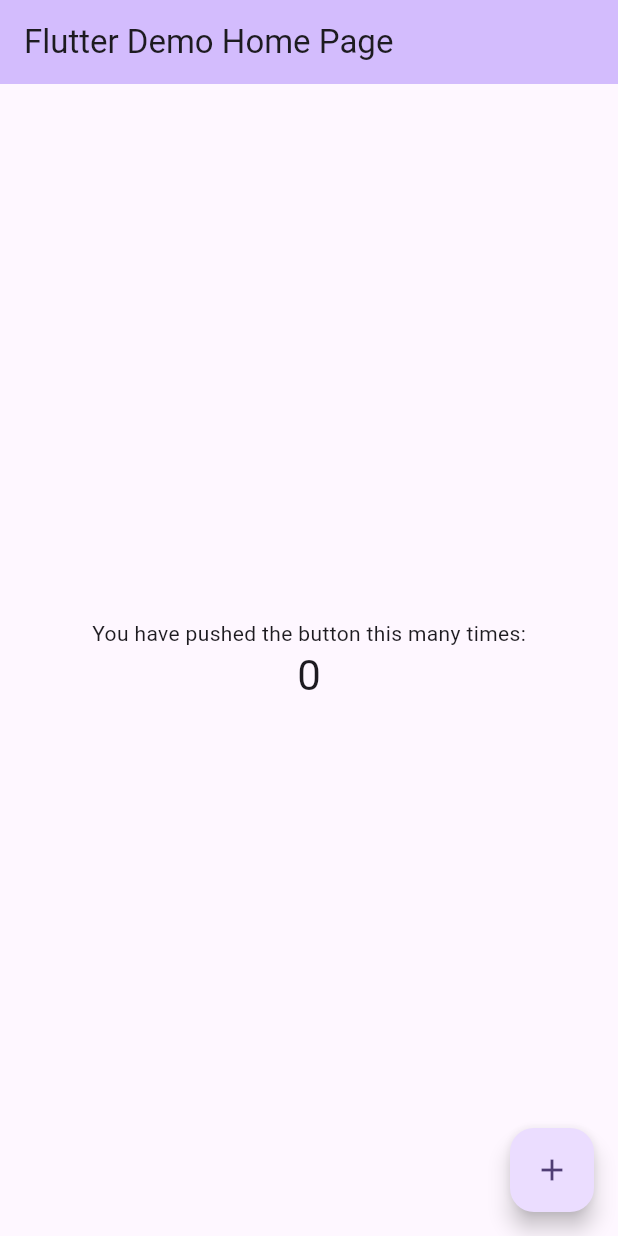
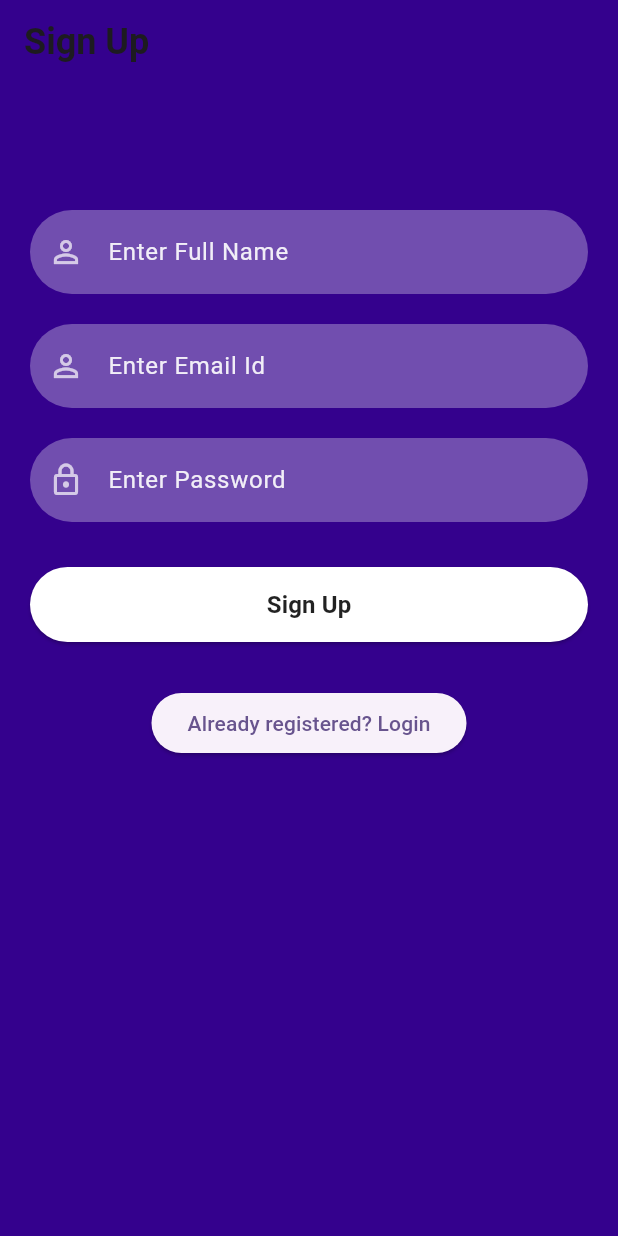
Before and after one commit to sogalabhi/car_wash, a Flutter app: the screen it shows after launch, on a phone screen of 412 x 824 dp. Run offline on Flutter 3.47's test engine with Material 3 defaults, Android fonts, the light colour scheme and no system bars; our stand-ins replace cloud_firestore, firebase_auth, firebase_core; accounts and stored records are empty.

Commit message:
auth done

```diff
--- /dev/null
+++ b/lib/auth.dart
@@ -0,0 +1,36 @@
+import 'package:firebase_auth/firebase_auth.dart';
+
+class AuthenticationHelper {
+  final FirebaseAuth _auth = FirebaseAuth.instance;
+  get user => _auth.currentUser;
+
+ //SIGN UP METHOD
+  Future signUp({required email, required String password}) async {
+    try {
+      await _auth.createUserWithEmailAndPassword(
+        email: email,
+        password: password,
+      );
+      return null;
+    } on FirebaseAuthException catch (e) {
+      return e.message;
+    }
+  }
+
+  //SIGN IN METHOD
+  Future signIn({required String email, required password}) async {
+    try {
+      await _auth.signInWithEmailAndPassword(email: email, password: password);
+      return null;
+    } on FirebaseAuthException catch (e) {
+      return e.message;
+    }
+  }
+
+  //SIGN OUT METHOD
+  Future signOut() async {
+    await _auth.signOut();
+
+    print('signout');
+  }
+}
--- a/lib/main.dart
+++ b/lib/main.dart
@@ -1,6 +1,10 @@
+import 'package:car_wash/pages/register.dart';
+import 'package:firebase_core/firebase_core.dart';
 import 'package:flutter/material.dart';
 
-void main() {
+void main() async {
+    WidgetsFlutterBinding.ensureInitialized();
+  await Firebase.initializeApp();
   runApp(const MyApp());
 }
 
@@ -11,115 +15,12 @@
   @override
   Widget build(BuildContext context) {
     return MaterialApp(
-      title: 'Flutter Demo',
+      title: 'Car Wash',
       theme: ThemeData(
-        // This is the theme of your application.
-        //
-        // TRY THIS: Try running your application with "flutter run". You'll see
-        // the application has a purple toolbar. Then, without quitting the app,
-        // try changing the seedColor in the colorScheme below to Colors.green
-        // and then invoke "hot reload" (save your changes or press the "hot
-        // reload" button in a Flutter-supported IDE, or press "r" if you used
-        // the command line to start the app).
-        //
-        // Notice that the counter didn't reset back to zero; the application
-        // state is not lost during the reload. To reset the state, use hot
-        // restart instead.
-        //
-        // This works for code too, not just values: Most code changes can be
-        // tested with just a hot reload.
         colorScheme: ColorScheme.fromSeed(seedColor: Colors.deepPurple),
         useMaterial3: true,
       ),
-      home: const MyHomePage(title: 'Flutter Demo Home Page'),
+      home: const SignUpScreen(),
     );
   }
 }
-
-class MyHomePage extends StatefulWidget {
-  const MyHomePage({super.key, required this.title});
-
-  // This widget is the home page of your application. It is stateful, meaning
-  // that it has a State object (defined below) that contains fields that affect
-  // how it looks.
-
-  // This class is the configuration for the state. It holds the values (in this
-  // case the title) provided by the parent (in this case the App widget) and
-  // used by the build method of the State. Fields in a Widget subclass are
-  // always marked "final".
-
-  final String title;
-
-  @override
-  State<MyHomePage> createState() => _MyHomePageState();
-}
-
-class _MyHomePageState extends State<MyHomePage> {
-  int _counter = 0;
-
-  void _incrementCounter() {
-    setState(() {
-      // This call to setState tells the Flutter framework that something has
-      // changed in this State, which causes it to rerun the build method below
-      // so that the display can reflect the updated values. If we changed
-      // _counter without calling setState(), then the build method would not be
-      // called again, and so nothing would appear to happen.
-      _counter++;
-    });
-  }
-
-  @override
-  Widget build(BuildContext context) {
-    // This method is rerun every time setState is called, for instance as done
-    // by the _incrementCounter method above.
-    //
-    // The Flutter framework has been optimized to make rerunning build methods
-    // fast, so that you can just rebuild anything that needs updating rather
-    // than having to individually change instances of widgets.
-    return Scaffold(
-      appBar: AppBar(
-        // TRY THIS: Try changing the color here to a specific color (to
-        // Colors.amber, perhaps?) and trigger a hot reload to see the AppBar
-        // change color while the other colors stay the same.
-        backgroundColor: Theme.of(context).colorScheme.inversePrimary,
-        // Here we take the value from the MyHomePage object that was created by
-        // the App.build method, and use it to set our appbar title.
-        title: Text(widget.title),
-      ),
-      body: Center(
-        // Center is a layout widget. It takes a single child and positions it
-        // in the middle of the parent.
-        child: Column(
-          // Column is also a layout widget. It takes a list of children and
-          // arranges them vertically. By default, it sizes itself to fit its
-          // children horizontally, and tries to be as tall as its parent.
-          //
-          // Column has various properties to control how it sizes itself and
-          // how it positions its children. Here we use mainAxisAlignment to
-          // center the children vertically; the main axis here is the vertical
-          // axis because Columns are vertical (the cross axis would be
-          // horizontal).
-          //
-          // TRY THIS: Invoke "debug painting" (choose the "Toggle Debug Paint"
-          // action in the IDE, or press "p" in the console), to see the
-          // wireframe for each widget.
-          mainAxisAlignment: MainAxisAlignment.center,
-          children: <Widget>[
-            const Text(
-              'You have pushed the button this many times:',
-            ),
-            Text(
-              '$_counter',
-              style: Theme.of(context).textTheme.headlineMedium,
-            ),
-          ],
-        ),
-      ),
-      floatingActionButton: FloatingActionButton(
-        onPressed: _incrementCounter,
-        tooltip: 'Increment',
-        child: const Icon(Icons.add),
-      ), // This trailing comma makes auto-formatting nicer for build methods.
-    );
-  }
-}
--- a/lib/pages/register.dart
+++ b/lib/pages/register.dart
@@ -0,0 +1,115 @@
+import 'package:car_wash/pages/login.dart';
+import 'package:cloud_firestore/cloud_firestore.dart';
+import 'package:firebase_auth/firebase_auth.dart';
+import 'package:flutter/material.dart';
+import 'home.dart';
+import 'package:car_wash/widgets/allwidgets.dart';
+
+class SignUpScreen extends StatefulWidget {
+  const SignUpScreen({Key? key}) : super(key: key);
+
+  @override
+  _SignUpScreenState createState() => _SignUpScreenState();
+}
+
+class _SignUpScreenState extends State<SignUpScreen> {
+  TextEditingController _passwordTextController = TextEditingController();
+  TextEditingController _emailTextController = TextEditingController();
+  TextEditingController _userNameTextController = TextEditingController();
+  TextEditingController _rollNoTextController = TextEditingController();
+  TextEditingController _messBalanceTextController = TextEditingController();
+  FirebaseFirestore db = FirebaseFirestore.instance;
+  @override
+  Widget build(BuildContext context) {
+    return Scaffold(
+      extendBodyBehindAppBar: true,
+      appBar: AppBar(
+        backgroundColor: Colors.transparent,
+        elevation: 0,
+        title: const Text(
+          "Sign Up",
+          style: TextStyle(fontSize: 24, fontWeight: FontWeight.bold),
+        ),
+      ),
+      body: Container(
+          width: MediaQuery.of(context).size.width,
+          height: MediaQuery.of(context).size.height,
+          decoration: const BoxDecoration(
+            color: Color.fromARGB(255, 52, 1, 141),
+          ),
+          child: SingleChildScrollView(
+              child: Padding(
+            padding: const EdgeInsets.fromLTRB(20, 120, 20, 0),
+            child: Column(
+              children: <Widget>[
+                const SizedBox(
+                  height: 20,
+                ),
+                reusableTextField("Enter Full Name", Icons.person_outline,
+                    false, _userNameTextController),
+                const SizedBox(
+                  height: 20,
+                ),
+                reusableTextField("Enter Email Id", Icons.person_outline, false,
+                    _emailTextController),
+                const SizedBox(
+                  height: 20,
+                ),
+                reusableTextField("Enter Password", Icons.lock_outlined, true,
+                    _passwordTextController),
+                const SizedBox(
+                  height: 20,
+                ),
+                firebaseUIButton(context, "Sign Up", () {
+                  final user = <String, dynamic>{
+                    "Name": _userNameTextController.text,
+                    "Email": _emailTextController.text,
+                  };
+
+                  FirebaseAuth.instance
+                      .createUserWithEmailAndPassword(
+                          email: _emailTextController.text,
+                          password: _passwordTextController.text)
+                      .then((value) {
+                    print("Created New Account");
+                    db
+                        .collection("user_info")
+                        .doc((FirebaseAuth.instance.currentUser!).uid)
+                        .set(user)
+                        .whenComplete(() => print("Done"));
+                    if (_emailTextController.text == "admin@gmail.com") {
+                      Navigator.push(
+                          context,
+                          MaterialPageRoute(
+                              builder: (context) => const HomeScreen()));
+                    } else {
+                      Navigator.push(
+                          context,
+                          MaterialPageRoute(
+                              builder: (context) => const HomeScreen()));
+                    }
+                  }).onError((error, stackTrace) {
+                    String e = "Error ${error.toString()}";
+                    ScaffoldMessenger.of(context).showSnackBar(SnackBar(
+                      content: Text(e),
+                    ));
+                    print("Error ${error.toString()}");
+                  });
+                }),
+                const SizedBox(
+                  height: 10,
+                ),
+                ElevatedButton(
+                    onPressed: () {
+                      Navigator.push(
+                          context,
+                          MaterialPageRoute(
+                              builder: (context) => const LoginScreen()));
+                    },
+                    child: const Text("Already registered? Login"))
+              ],
+            ),
+          ))),
+    );
+  }
+}
--- /dev/null
+++ b/lib/widgets/allwidgets.dart
@@ -0,0 +1,68 @@
+import 'package:flutter/material.dart';
+
+Image logoWidget(String imageName) {
+  return Image.network(
+    imageName,
+    fit: BoxFit.fitWidth,
+    width: 240,
+    height: 240,
+    color: Color.fromARGB(255, 255, 255, 255),
+  );
+}
+
+TextField reusableTextField(String text, IconData icon, bool isPasswordType,
+    TextEditingController controller) {
+  return TextField(
+    controller: controller,
+    obscureText: isPasswordType,
+    enableSuggestions: !isPasswordType,
+    autocorrect: !isPasswordType,
+    cursorColor: Colors.white,
+    style: TextStyle(color: Colors.white.withOpacity(0.9)),
+    decoration: InputDecoration(
+      prefixIcon: Icon(
+        icon,
+        color: Colors.white70,
+      ),
+      labelText: text,
+      labelStyle: TextStyle(color: Colors.white.withOpacity(0.9)),
+      filled: true,
+      floatingLabelBehavior: FloatingLabelBehavior.never,
+      fillColor: Colors.white.withOpacity(0.3),
+      border: OutlineInputBorder(
+          borderRadius: BorderRadius.circular(30.0),
+          borderSide: const BorderSide(width: 0, style: BorderStyle.none)),
+    ),
+    keyboardType: isPasswordType
+        ? TextInputType.visiblePassword
+        : TextInputType.emailAddress,
+  );
+}
+
+Container firebaseUIButton(BuildContext context, String title, Function onTap) {
+  return Container(
+    width: MediaQuery.of(context).size.width,
+    height: 50,
+    margin: const EdgeInsets.fromLTRB(0, 10, 0, 20),
+    decoration: BoxDecoration(borderRadius: BorderRadius.circular(90)),
+    child: ElevatedButton(
+      onPressed: () {
+        onTap();
+      },
+      style: ButtonStyle(
+          backgroundColor: MaterialStateProperty.resolveWith((states) {
+            if (states.contains(MaterialState.pressed)) {
+              return Colors.black26;
+            }
+            return Colors.white;
+          }),
+          shape: MaterialStateProperty.all<RoundedRectangleBorder>(
+              RoundedRectangleBorder(borderRadius: BorderRadius.circular(30)))),
+      child: Text(
+        title,
+        style: const TextStyle(
+            color: Colors.black87, fontWeight: FontWeight.bold, fontSize: 16),
+      ),
+    ),
+  );
+}
--- a/pubspec.yaml
+++ b/pubspec.yaml
@@ -35,6 +35,9 @@ dependencies:
   # The following adds the Cupertino Icons font to your application.
   # Use with the CupertinoIcons class for iOS style icons.
   cupertino_icons: ^1.0.2
+  firebase_core: ^2.27.0
+  firebase_auth: ^4.17.8
+  cloud_firestore: ^4.15.8
 
 dev_dependencies:
   flutter_test:
```
Also changed, not shown: lib/pages/home.dart (added, +10 -0 lines), lib/pages/login.dart (+103 -85 lines), firebase.json (added), lib/firebase_options.dart (added), pubspec.lock, 6 other files.
